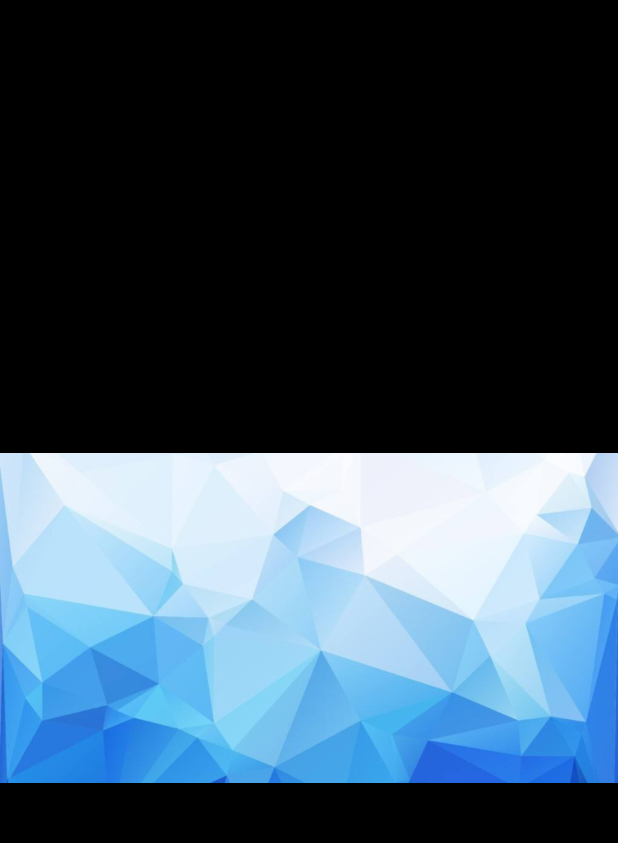
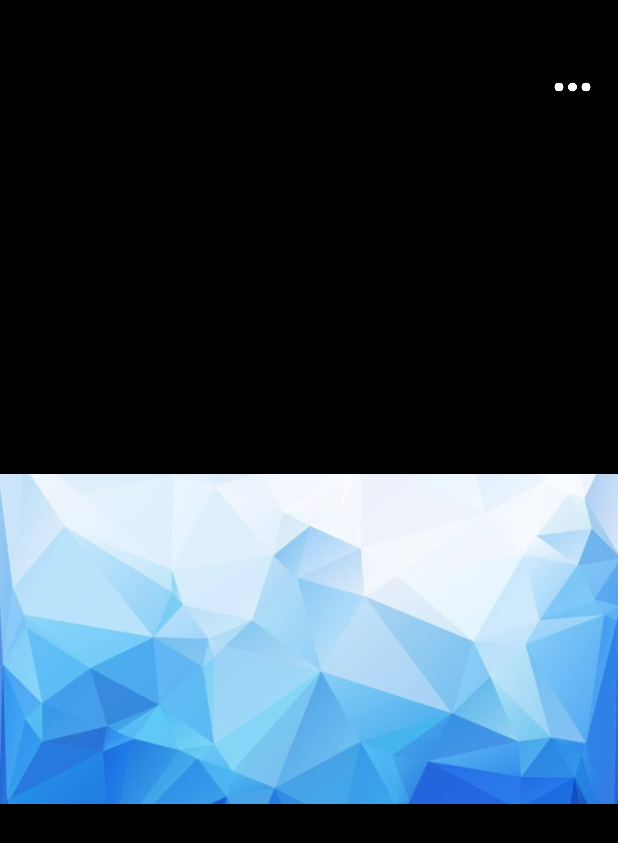
Before and after one commit to Traeric/UAV, an Android app: the layout activity_image_viewer.xml on its own in the app's theme, with its tools: preview values and no code run, on a phone screen of 412 x 824 dp. Shown: the top 843 px of the screen. Run offline under Robolectric (Android 15) with nearby library versions, the phone set to English and light mode, and no system bars.

Commit message:
换了app的图标以及查看图片页面出现的底部操作

```diff
--- a/Uav/app/src/main/res/layout/activity_application.xml
+++ b/Uav/app/src/main/res/layout/activity_application.xml
@@ -95,7 +95,7 @@
                     android:layout_below="@id/yuyingshibie"
                     android:layout_width="60dp"
                     android:layout_height="wrap_content"
-                    android:text="语音识别"
+                    android:text="语音助手"
                     android:textSize="12sp"
                     android:layout_marginTop="10dp"
                     android:gravity="center"/>
--- a/Uav/app/src/main/res/layout/activity_image_viewer.xml
+++ b/Uav/app/src/main/res/layout/activity_image_viewer.xml
@@ -1,16 +1,38 @@
 <?xml version="1.0" encoding="utf-8"?>
-<LinearLayout xmlns:android="http://schemas.android.com/apk/res/android"
+<RelativeLayout xmlns:android="http://schemas.android.com/apk/res/android"
     xmlns:tools="http://schemas.android.com/tools"
+    android:id="@+id/image_viewer_wrap"
     android:layout_width="match_parent"
     android:layout_height="match_parent"
-    tools:context=".applications.look_album.image_viewer.ImageViewerActivity"
     android:background="#000"
+    android:paddingTop="28dp"
+    tools:context=".applications.look_album.image_viewer.ImageViewerActivity">
+
+    <RelativeLayout
+        android:layout_width="match_parent"
+        android:layout_height="60dp"
+        android:id="@+id/image_line_1">
+
+        <Button
+            android:id="@+id/share_btn"
+            android:layout_width="30dp"
+            android:layout_height="30dp"
+            android:layout_alignParentRight="true"
+            android:layout_margin="15dp"
+            android:background="@drawable/more" />
+    </RelativeLayout>
+
+    <LinearLayout
+        android:layout_below="@+id/image_line_1"
+        android:layout_width="match_parent"
         android:gravity="center"
-    android:id="@+id/image_viewer_wrap">
+        android:layout_height="match_parent"
+        android:layout_marginBottom="60dp">
 
         <ImageView
             android:id="@+id/image_viewer_image"
             android:layout_width="wrap_content"
             android:layout_height="wrap_content"
-        android:src="@drawable/head_bg"/>
+            android:src="@drawable/head_bg" />
     </LinearLayout>
+</RelativeLayout>
```
Also changed, not shown: Uav/app/src/main/java/com/eric/uav/applications/look_album/ParentAdapter.java (+1 -10 lines), Uav/app/src/main/java/com/eric/uav/applications/look_album/image_viewer/ImageViewerActivity.java (+55 -2 lines), Uav/app/src/main/res/layout/share_popup_window.xml (added, +80 -0 lines), Uav/app/src/main/res/drawable/app_setting.png, Uav/app/src/main/res/drawable/delete_image.png (added), Uav/app/src/main/res/drawable/look_uav_album.png, Uav/app/src/main/res/drawable/more.png (added), Uav/app/src/main/res/drawable/send_at.png, Uav/app/src/main/res/drawable/share_qq.png (added), Uav/app/src/main/res/drawable/share_wechat.png (added), Uav/app/src/main/res/drawable/video.png, Uav/app/src/main/res/drawable/yuyingshibie_app_logo.png. Lines whose indentation alone changed are shown as unchanged.
